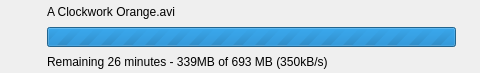
tenrok/kclient3, file src/lib/downloads/downloaditem.ui: the form before one commit.
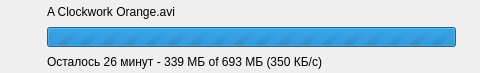
The form after the commit. Custom widgets are drawn as their Qt base class.

What changed in the file:
```diff
--- a/src/lib/downloads/downloaditem.ui
+++ b/src/lib/downloads/downloaditem.ui
@@ -43,7 +43,7 @@
    <item row="2" column="1" colspan="2">
     <widget class="SqueezeLabelV2" name="downloadInfo">
      <property name="text">
-      <string notr="true">Remaining 26 minutes - 339MB of 693 MB (350kB/s)</string>
+      <string notr="true">Осталось 26 минут - 339 МБ of 693 МБ (350 КБ/с)</string>
      </property>
     </widget>
    </item>
```
Left out of the diff: 11 changed lines with no effect on the pictures.
